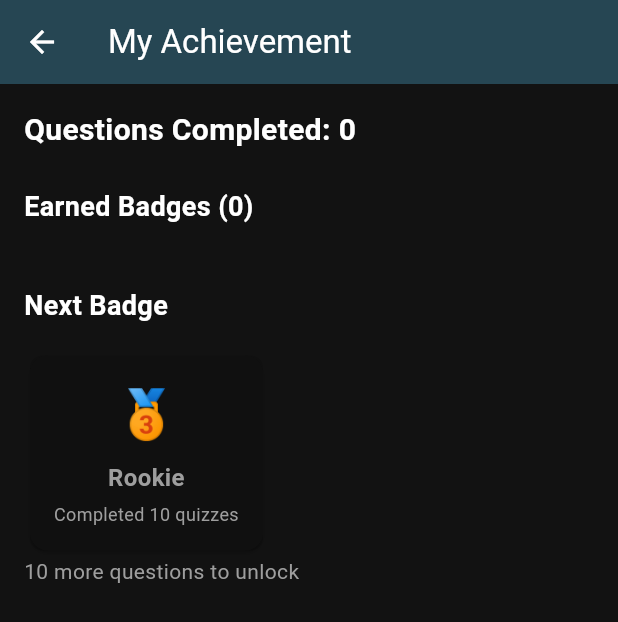
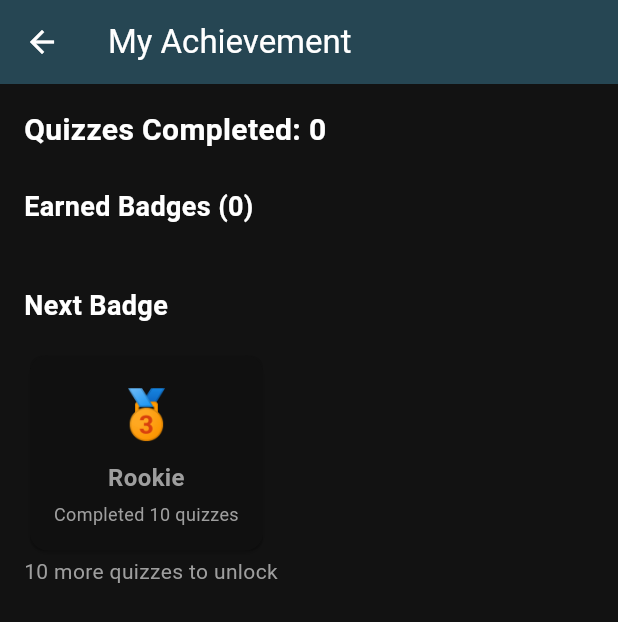
Before and after one commit to Jesudunsin2005/Phynix, a Flutter app: the BadgesPage screen opened by its route, on a phone screen of 412 x 824 dp. Shown: the top 622 px of the screen. Run offline on Flutter 3.47's test engine with Material 3 defaults, Android fonts, the phone set to English and light mode, and no system bars; our stand-ins replace flutter_dotenv, supabase_flutter; accounts and stored records are empty; statements that could not run were skipped.

Commit message:
edited the badge.dart and the profile.dart

```diff
--- a/lib/root/badge.dart
+++ b/lib/root/badge.dart
@@ -120,7 +120,7 @@ class BadgesPage extends StatelessWidget {
               crossAxisAlignment: CrossAxisAlignment.start,
               children: [
                 Text(
-                  'Questions Completed: $completedQuestions',
+                  'Quizzes Completed: $completedQuestions',
                   style: const TextStyle(
                     fontSize: 20,
                     fontWeight: FontWeight.bold,
@@ -160,7 +160,7 @@ class BadgesPage extends StatelessWidget {
                   const SizedBox(height: 16),
                   _buildBadgeCard(nextBadge, false),
                   Text(
-                    '${nextBadge.requiredQuestions - completedQuestions} more questions to unlock',
+                    '${nextBadge.requiredQuestions - completedQuestions} more quizzes to unlock',
                     style: const TextStyle(
                       color: Colors.grey,
                     ),
@@ -274,7 +274,7 @@ class BadgeProgressWidget extends StatelessWidget {
             ),
             const SizedBox(height: 4),
             Text(
-              '${completedQuestions}/${nextBadge.requiredQuestions} questions completed',
+              '${completedQuestions}/${nextBadge.requiredQuestions} quizzes completed',
               style: const TextStyle(
                 color: Colors.grey,
                 fontSize: 12,
--- a/lib/root/profile.dart
+++ b/lib/root/profile.dart
@@ -212,8 +212,8 @@ class _ProfilePageState extends State<ProfilePage> {
                     const SizedBox(height: 16),
                     _buildStatTile('Current Level', _currentLevel),
                     _buildStatTile('Total Score', _score.toStringAsFixed(0)),
-                    _buildStatTile(
-                        'Stars Balance', '⭐ ${_balance.toStringAsFixed(0)}'),
+                    // _buildStatTile(
+                    //     'Stars Balance', '⭐ ${_balance.toStringAsFixed(0)}'),
                     _buildStatTile(
                         'Completed Quizzes', _totalQuizzes.toString()),
                     _buildStatTile(
```
